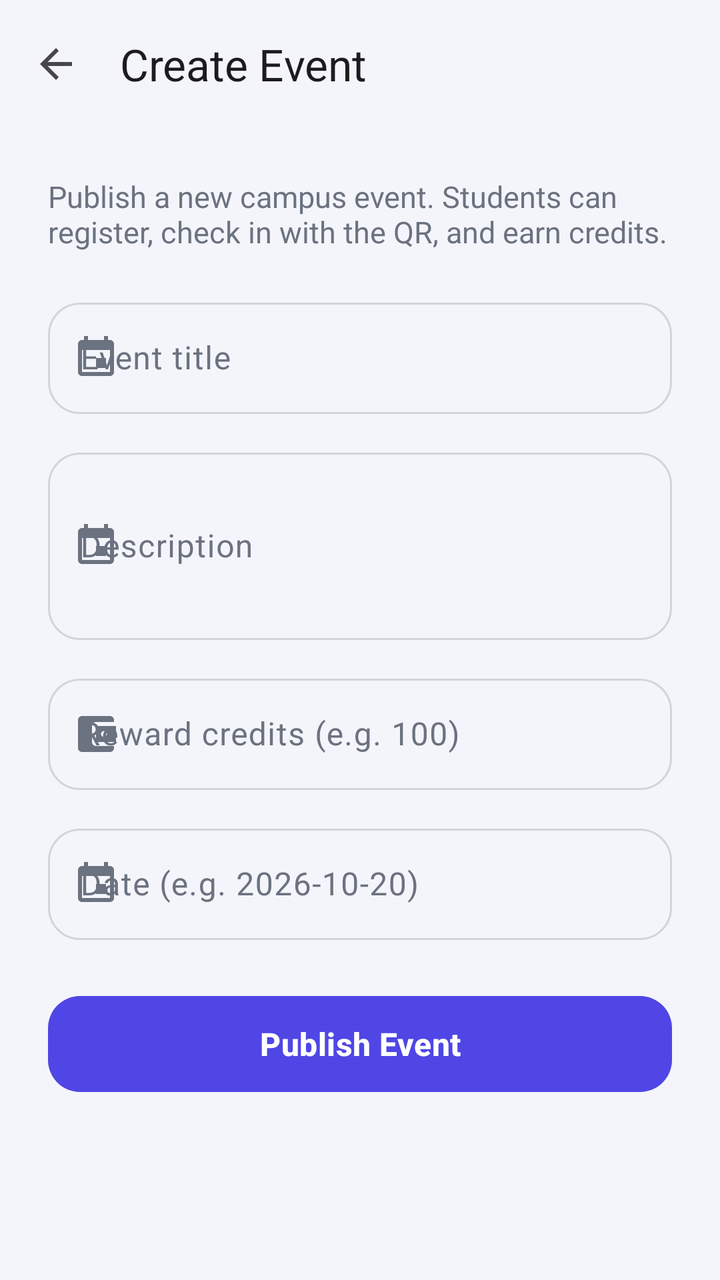
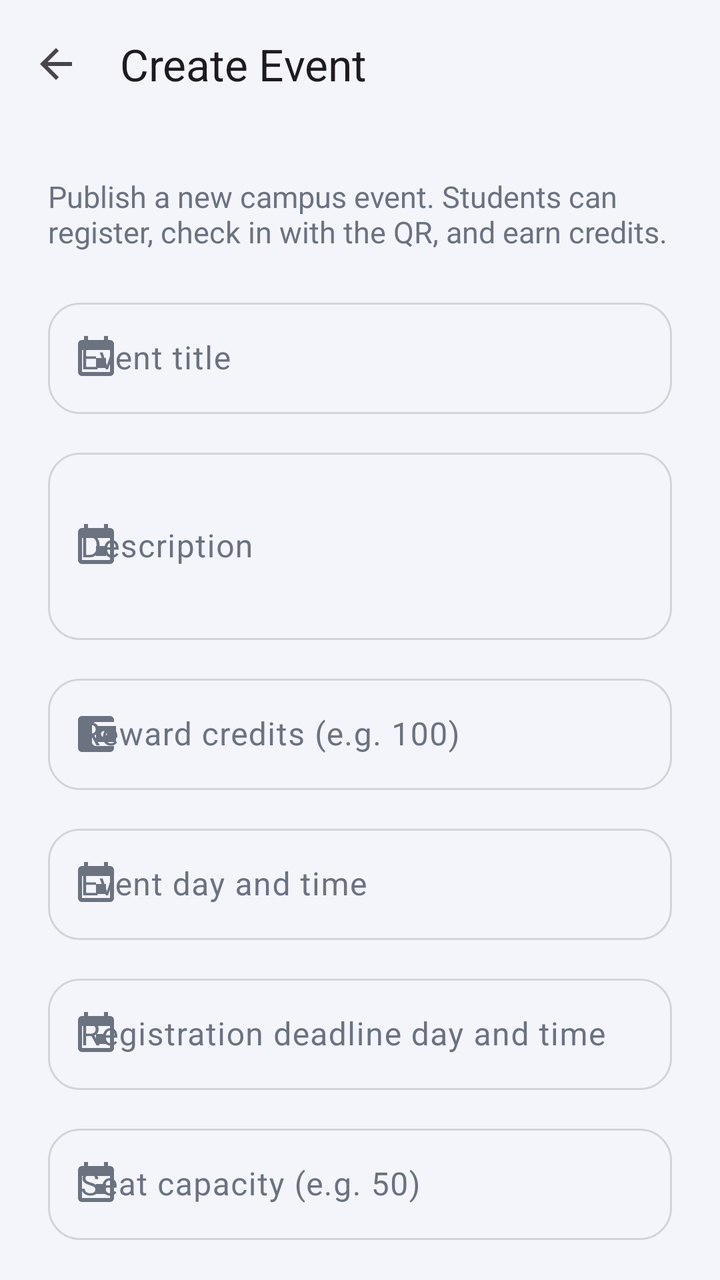

Compare the two renders of this Android layout. The source of the first and the diff that turns it into the second are given below.
<!-- AndroidManifest.xml: application theme Theme.CampusPay -->
<!-- res/layout/activity_create_event.xml -->
<?xml version="1.0" encoding="utf-8"?>
<androidx.constraintlayout.widget.ConstraintLayout
    xmlns:android="http://schemas.android.com/apk/res/android"
    xmlns:app="http://schemas.android.com/apk/res-auto"
    android:layout_width="match_parent"
    android:layout_height="match_parent"
    android:background="@color/background_light">

    <com.google.android.material.appbar.MaterialToolbar
        android:id="@+id/toolbarCreateEvent"
        android:layout_width="0dp"
        android:layout_height="?attr/actionBarSize"
        app:layout_constraintEnd_toEndOf="parent"
        app:layout_constraintStart_toStartOf="parent"
        app:layout_constraintTop_toTopOf="parent"
        app:navigationIcon="@drawable/ic_arrow_back"
        app:title="Create Event" />

    <ScrollView
        android:layout_width="0dp"
        android:layout_height="0dp"
        android:fillViewport="true"
        android:scrollbars="none"
        app:layout_constraintBottom_toBottomOf="parent"
        app:layout_constraintEnd_toEndOf="parent"
        app:layout_constraintStart_toStartOf="parent"
        app:layout_constraintTop_toBottomOf="@id/toolbarCreateEvent">

        <LinearLayout
            android:layout_width="match_parent"
            android:layout_height="wrap_content"
            android:orientation="vertical"
            android:padding="24dp">

            <TextView
                android:layout_width="match_parent"
                android:layout_height="wrap_content"
                android:text="Publish a new campus event. Students can register, check in with the QR, and earn credits."
                android:textColor="@color/text_secondary"
                android:textSize="15sp" />

            <com.google.android.material.textfield.TextInputLayout
                android:id="@+id/tilEventTitle"
                style="@style/Widget.CampusPay.InputLayout"
                android:layout_width="match_parent"
                android:layout_height="wrap_content"
                android:layout_marginTop="20dp"
                android:hint="Event title"
                app:startIconDrawable="@drawable/ic_event">

                <com.google.android.material.textfield.TextInputEditText
                    android:id="@+id/etEventTitle"
                    android:layout_width="match_parent"
                    android:layout_height="wrap_content"
                    android:inputType="textCapWords"
                    android:maxLines="1" />
            </com.google.android.material.textfield.TextInputLayout>

            <com.google.android.material.textfield.TextInputLayout
                android:id="@+id/tilEventDescription"
                style="@style/Widget.CampusPay.InputLayout"
                android:layout_width="match_parent"
                android:layout_height="wrap_content"
                android:layout_marginTop="14dp"
                android:hint="Description"
                app:startIconDrawable="@drawable/ic_event">

                <com.google.android.material.textfield.TextInputEditText
                    android:id="@+id/etEventDescription"
                    android:layout_width="match_parent"
                    android:layout_height="wrap_content"
                    android:inputType="textMultiLine"
                    android:minLines="3" />
            </com.google.android.material.textfield.TextInputLayout>

            <com.google.android.material.textfield.TextInputLayout
                android:id="@+id/tilEventCredits"
                style="@style/Widget.CampusPay.InputLayout"
                android:layout_width="match_parent"
                android:layout_height="wrap_content"
                android:layout_marginTop="14dp"
                android:hint="Reward credits (e.g. 100)"
                app:startIconDrawable="@drawable/ic_wallet">

                <com.google.android.material.textfield.TextInputEditText
                    android:id="@+id/etEventCredits"
                    android:layout_width="match_parent"
                    android:layout_height="wrap_content"
                    android:inputType="number"
                    android:maxLines="1" />
            </com.google.android.material.textfield.TextInputLayout>

            <com.google.android.material.textfield.TextInputLayout
                android:id="@+id/tilEventDate"
                style="@style/Widget.CampusPay.InputLayout"
                android:layout_width="match_parent"
                android:layout_height="wrap_content"
                android:layout_marginTop="14dp"
                android:hint="Date (e.g. 2026-10-20)"
                app:startIconDrawable="@drawable/ic_event">

                <com.google.android.material.textfield.TextInputEditText
                    android:id="@+id/etEventDate"
                    android:layout_width="match_parent"
                    android:layout_height="wrap_content"
                    android:inputType="text"
                    android:maxLines="1" />
            </com.google.android.material.textfield.TextInputLayout>

            <com.google.android.material.button.MaterialButton
                android:id="@+id/btnPublishEvent"
                style="@style/Widget.CampusPay.Button"
                android:layout_width="match_parent"
                android:layout_height="wrap_content"
                android:layout_marginTop="24dp"
                android:text="Publish Event" />
        </LinearLayout>
    </ScrollView>

</androidx.constraintlayout.widget.ConstraintLayout>
<!-- resources referenced by this layout -->
<resources>
  <color name="background_light">#F4F5FB</color>
  <color name="text_secondary">#6B7280</color>
  <!-- drawable ic_arrow_back (drawable) -->
  <vector xmlns:android="http://schemas.android.com/apk/res/android"
      android:width="24dp"
      android:height="24dp"
      android:viewportWidth="24"
      android:viewportHeight="24"
      android:autoMirrored="true"
      android:tint="?attr/colorControlNormal">
      <path
          android:fillColor="@android:color/white"
          android:pathData="M20,11H7.83l5.59,-5.59L12,4l-8,8 8,8 1.41,-1.41L7.83,13H20v-2z" />
  </vector>
  <!-- drawable ic_event (drawable) -->
  <vector xmlns:android="http://schemas.android.com/apk/res/android"
      android:width="24dp"
      android:height="24dp"
      android:viewportWidth="24"
      android:viewportHeight="24">
      <path
          android:fillColor="@android:color/white"
          android:pathData="M17,12h-5v5h5v-5zM16,1v2H8V1H6v2H5c-1.11,0 -1.99,0.9 -1.99,2L3,19c0,1.1 0.89,2 2,2h14c1.1,0 2,-0.9 2,-2V5c0,-1.1 -0.9,-2 -2,-2h-1V1h-2zM19,19H5V8h14v11z" />
  </vector>
  <!-- drawable ic_wallet (drawable) -->
  <vector xmlns:android="http://schemas.android.com/apk/res/android"
      android:width="24dp"
      android:height="24dp"
      android:viewportWidth="24"
      android:viewportHeight="24">
      <path
          android:fillColor="@android:color/white"
          android:pathData="M21,18v1c0,1.1 -0.9,2 -2,2H5c-1.11,0 -2,-0.9 -2,-2V5c0,-1.1 0.89,-2 2,-2h14c1.1,0 2,0.9 2,2v1h-9c-1.11,0 -2,0.9 -2,2v8c0,1.1 0.89,2 2,2h9zM12,16h10V8H12v8zM16,13.5c-0.83,0 -1.5,-0.67 -1.5,-1.5s0.67,-1.5 1.5,-1.5 1.5,0.67 1.5,1.5 -0.67,1.5 -1.5,1.5z" />
  </vector>
  <style name="Widget.CampusPay.Button" parent="Widget.Material3.Button">
          <item name="cornerRadius">16dp</item>
          <item name="android:minHeight">56dp</item>
          <item name="android:textSize">16sp</item>
          <item name="android:textStyle">bold</item>
          <item name="android:letterSpacing">0.01</item>
      </style>
  <style name="Widget.CampusPay.InputLayout" parent="Widget.Material3.TextInputLayout.OutlinedBox">
          <item name="boxCornerRadiusTopStart">16dp</item>
          <item name="boxCornerRadiusTopEnd">16dp</item>
          <item name="boxCornerRadiusBottomStart">16dp</item>
          <item name="boxCornerRadiusBottomEnd">16dp</item>
          <item name="boxStrokeWidth">1dp</item>
          <item name="boxStrokeWidthFocused">2dp</item>
      </style>
  <style name="Theme.CampusPay" parent="Base.Theme.CampusPay" />
  <color name="brand_primary">#4F46E5</color>
  <color name="white">#FFFFFFFF</color>
  <color name="brand_primary_container">#E0E7FF</color>
  <color name="brand_primary_dark">#3730A3</color>
  <color name="brand_secondary">#14B8A6</color>
  <color name="brand_secondary_container">#CCFBF1</color>
  <color name="brand_secondary_dark">#0F766E</color>
  <color name="surface_light">#FFFFFF</color>
  <color name="text_primary">#12142B</color>
  <color name="outline_light">#D1D5DB</color>
  <color name="divider">#E5E7EB</color>
  <!-- unchanged entries left out for length: 1 -->
</resources>

<!-- the commit's change to res/layout/activity_create_event.xml (unified diff, before → after) -->
@@ -96,14 +96,52 @@
                 android:layout_width="match_parent"
                 android:layout_height="wrap_content"
                 android:layout_marginTop="14dp"
-                android:hint="Date (e.g. 2026-10-20)"
+                android:hint="Event day and time"
                 app:startIconDrawable="@drawable/ic_event">
 
                 <com.google.android.material.textfield.TextInputEditText
                     android:id="@+id/etEventDate"
                     android:layout_width="match_parent"
                     android:layout_height="wrap_content"
-                    android:inputType="text"
+                    android:cursorVisible="false"
+                    android:focusable="false"
+                    android:inputType="none"
+                    android:maxLines="1" />
+            </com.google.android.material.textfield.TextInputLayout>
+
+            <com.google.android.material.textfield.TextInputLayout
+                android:id="@+id/tilEventDeadline"
+                style="@style/Widget.CampusPay.InputLayout"
+                android:layout_width="match_parent"
+                android:layout_height="wrap_content"
+                android:layout_marginTop="14dp"
+                android:hint="Registration deadline day and time"
+                app:startIconDrawable="@drawable/ic_event">
+
+                <com.google.android.material.textfield.TextInputEditText
+                    android:id="@+id/etEventDeadline"
+                    android:layout_width="match_parent"
+                    android:layout_height="wrap_content"
+                    android:cursorVisible="false"
+                    android:focusable="false"
+                    android:inputType="none"
+                    android:maxLines="1" />
+            </com.google.android.material.textfield.TextInputLayout>
+
+            <com.google.android.material.textfield.TextInputLayout
+                android:id="@+id/tilEventCapacity"
+                style="@style/Widget.CampusPay.InputLayout"
+                android:layout_width="match_parent"
+                android:layout_height="wrap_content"
+                android:layout_marginTop="14dp"
+                android:hint="Seat capacity (e.g. 50)"
+                app:startIconDrawable="@drawable/ic_event">
+
+                <com.google.android.material.textfield.TextInputEditText
+                    android:id="@+id/etEventCapacity"
+                    android:layout_width="match_parent"
+                    android:layout_height="wrap_content"
+                    android:inputType="number"
                     android:maxLines="1" />
             </com.google.android.material.textfield.TextInputLayout>
 
